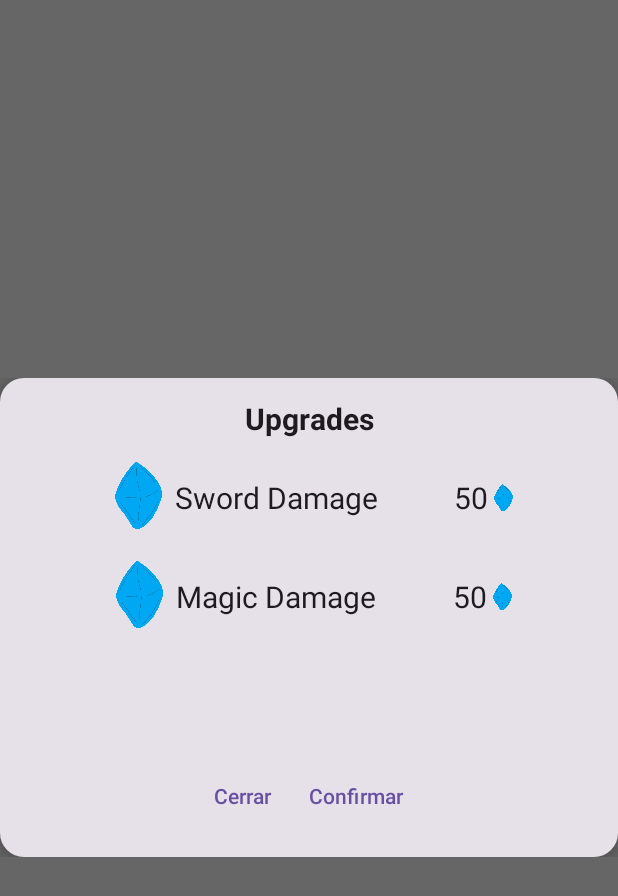
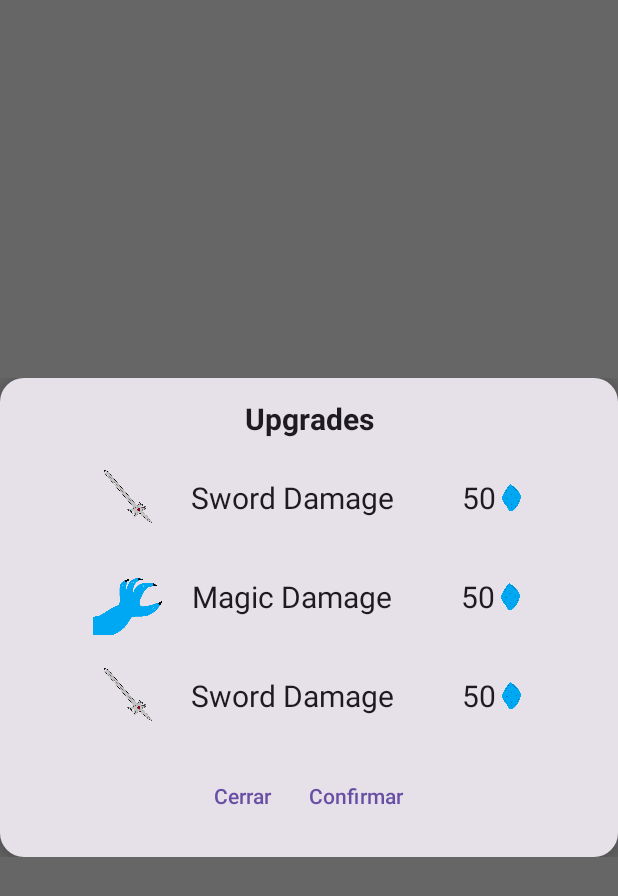
Before and after one commit to pablofpx/DAM_Knightly, an Android app built with Jetpack Compose: the @Preview function Preview, on a phone screen of 412 x 824 dp. Shown: the top 896 px of the screen. Run offline under Robolectric (Android 15) with nearby library versions, the phone set to English and light mode, and no system bars.

Commit message:
pendiente hacer click

```diff
--- a/app/src/main/java/com/example/knight/MainActivity.kt
+++ b/app/src/main/java/com/example/knight/MainActivity.kt
@@ -7,16 +7,9 @@ import androidx.activity.ComponentActivity
 import androidx.activity.compose.BackHandler
 import androidx.activity.compose.setContent
 import androidx.activity.enableEdgeToEdge
-import androidx.compose.animation.core.Animatable
-import androidx.compose.animation.core.AnimationVector1D
-import androidx.compose.animation.core.VectorConverter
-import androidx.compose.animation.core.tween
-import androidx.compose.foundation.Image
 import androidx.compose.foundation.background
-import androidx.compose.foundation.clickable
 import androidx.compose.foundation.interaction.MutableInteractionSource
 import androidx.compose.foundation.layout.Arrangement
-import androidx.compose.foundation.layout.Box
 import androidx.compose.foundation.layout.Column
 import androidx.compose.foundation.layout.Row
 import androidx.compose.foundation.layout.Spacer
@@ -24,9 +17,7 @@ import androidx.compose.foundation.layout.fillMaxHeight
 import androidx.compose.foundation.layout.fillMaxSize
 import androidx.compose.foundation.layout.fillMaxWidth
 import androidx.compose.foundation.layout.height
-import androidx.compose.foundation.layout.offset
 import androidx.compose.foundation.layout.padding
-import androidx.compose.foundation.layout.size
 import androidx.compose.material3.AlertDialog
 import androidx.compose.material3.BottomAppBar
 import androidx.compose.material3.Scaffold
@@ -37,28 +28,20 @@ import androidx.compose.runtime.Composable
 import androidx.compose.runtime.getValue
 import androidx.compose.runtime.mutableStateOf
 import androidx.compose.runtime.remember
-import androidx.compose.runtime.rememberCoroutineScope
 import androidx.compose.runtime.saveable.rememberSaveable
 import androidx.compose.runtime.setValue
 import androidx.compose.ui.Alignment
 import androidx.compose.ui.Modifier
 import androidx.compose.ui.graphics.Color
-import androidx.compose.ui.graphics.graphicsLayer
 import androidx.compose.ui.platform.LocalContext
-import androidx.compose.ui.res.painterResource
 import androidx.compose.ui.tooling.preview.Preview
-import androidx.compose.ui.unit.IntOffset
 import androidx.compose.ui.unit.dp
-import androidx.compose.ui.unit.sp
 import com.example.knight.core.navigation.NavigationWrapper
 import com.example.knight.data.model.repository.GameRepository
 import com.example.knight.data.model.repository.GameState
 import com.example.knight.ui.theme.components.BottomBarItem
 import com.example.knight.ui.theme.components.Monster
 import com.example.knight.ui.theme.components.TopMenu
-import com.example.knight.utils.triggerHPScaleAnimation
-import com.example.knight.utils.triggerShakeAnimation
-import kotlinx.coroutines.launch
 
 class MainActivity : ComponentActivity() {
 
@@ -76,7 +59,7 @@ class MainActivity : ComponentActivity() {
 
 @Preview
 @Composable
-fun GameScreenPreview() {
+fun GameScreenPreviewed() {
     val mockGameState = GameState(
         coins = 0,
         hp = 15,
--- a/app/src/main/java/com/example/knight/SettingsDialog.kt
+++ b/app/src/main/java/com/example/knight/SettingsDialog.kt
@@ -39,6 +39,7 @@ fun SettingsDialog(
 ) {
     var upgradeSwordCost by remember { mutableStateOf(50) }
     var upgradeMagicCost by remember { mutableStateOf(50) }
+
     if(show){
         Dialog(onDismissRequest = { onDismissRequest() }) {
             Card(
@@ -75,6 +76,19 @@ fun SettingsDialog(
                             MagicUpgrade(upgradeMagicCost = upgradeMagicCost,
                                 changeCost = { upgradeMagicCost+=100 })
                         }
+                        item{
+                            SwordUpgrade(upgradeSwordCost = upgradeSwordCost,
+                                changeCost = { upgradeSwordCost+=100 }
+                            )
+                        }
+                        item {
+                            MagicUpgrade(upgradeMagicCost = upgradeMagicCost,
+                                changeCost = { upgradeMagicCost+=100 })
+                        }
+                        item {
+                            MagicUpgrade(upgradeMagicCost = upgradeMagicCost,
+                                changeCost = { upgradeMagicCost+=100 })
+                        }
                     }
 
                     Row (
--- a/app/src/main/java/com/example/knight/SwordUpgrade.kt
+++ b/app/src/main/java/com/example/knight/Upgrades.kt
@@ -9,6 +9,7 @@ import androidx.compose.foundation.layout.Spacer
 import androidx.compose.foundation.layout.fillMaxWidth
 import androidx.compose.foundation.layout.height
 import androidx.compose.foundation.layout.size
+import androidx.compose.foundation.layout.width
 import androidx.compose.material3.Text
 import androidx.compose.runtime.Composable
 import androidx.compose.ui.Alignment
@@ -33,9 +34,10 @@ fun SwordUpgrade(upgradeSwordCost: Int, changeCost: () -> Unit){
             Image(
                 modifier = Modifier
                     .size(50.dp),
-                painter = painterResource(R.drawable.currency),
+                painter = painterResource(R.drawable.weapon_sword),
                 contentDescription = "upgrade"
             )
+            Spacer(modifier = Modifier.width(16.dp))
             Text(
                 fontSize = 20.sp,
                 text = "Sword Damage"
@@ -78,9 +80,10 @@ fun MagicUpgrade(upgradeMagicCost: Int, changeCost: () -> Unit) {
             Image(
                 modifier = Modifier
                     .size(50.dp),
-                painter = painterResource(R.drawable.currency),
+                painter = painterResource(R.drawable.weapon_hand),
                 contentDescription = "upgrade"
             )
+            Spacer(modifier = Modifier.width(16.dp))
             Text(
                 fontSize = 20.sp,
                 text = "Magic Damage"
```
